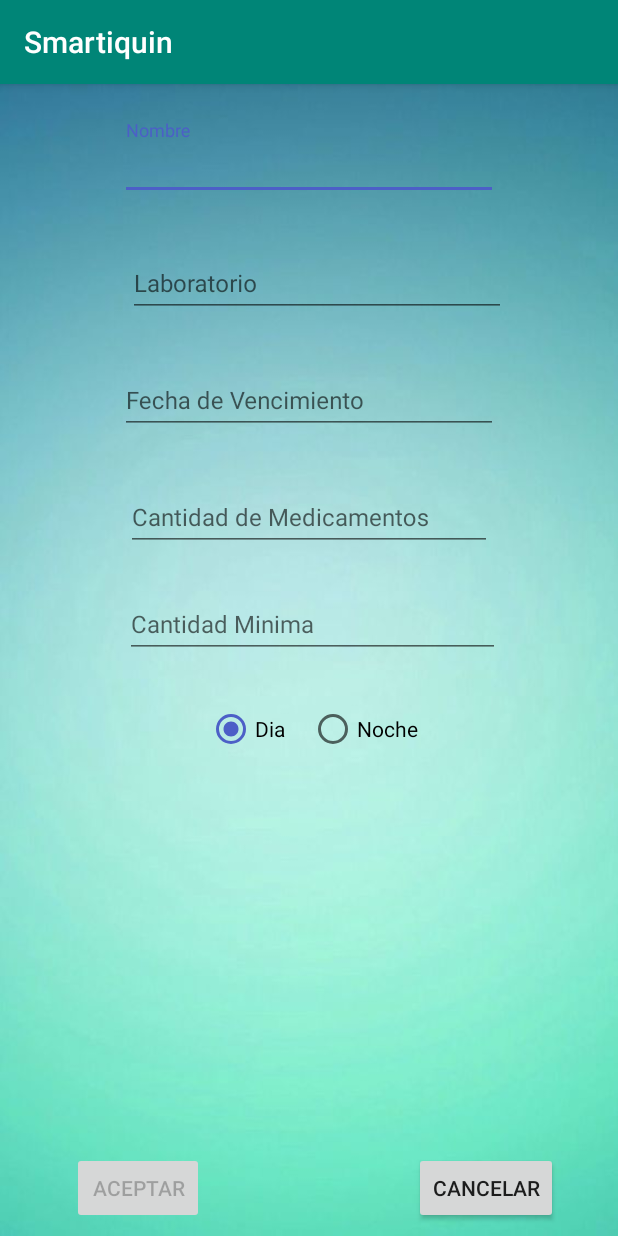
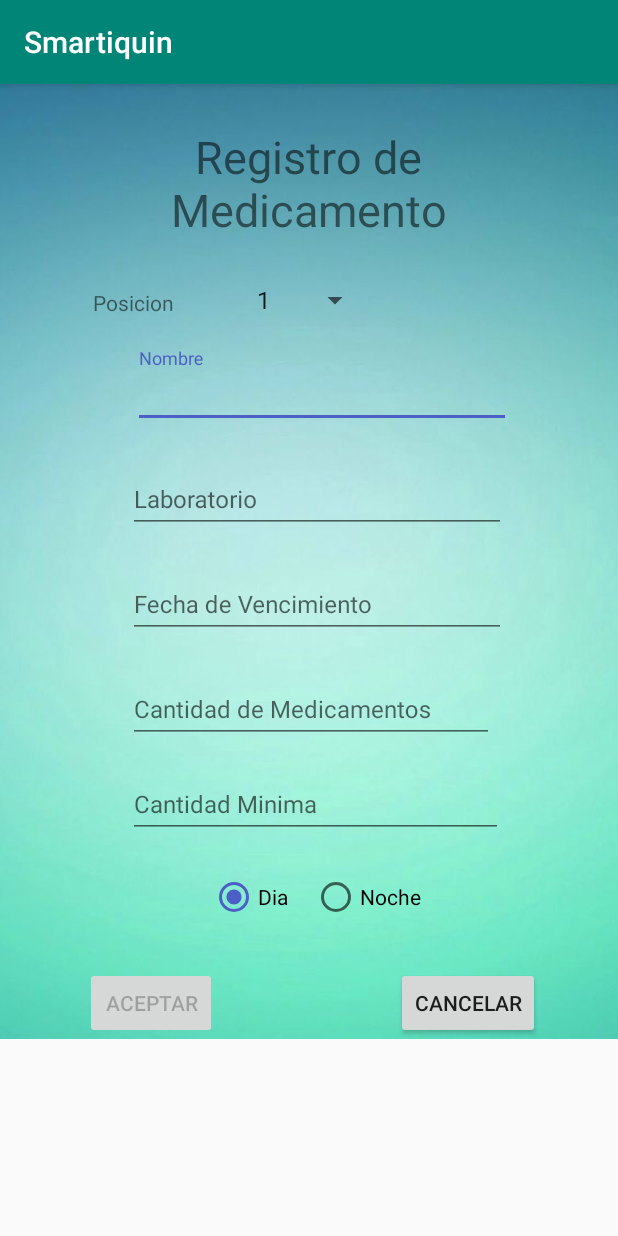
Before and after one commit to giyo08/smartiquin, an Android app: the RegisterActivity screen opened directly, with no data from a screen before it, after a tap on "AGREGAR MEDICAMENTO", on a phone screen of 412 x 824 dp. Run offline under Robolectric (Android 15) with nearby library versions, the phone set to English and light mode, and no system bars.

Commit message:
Agrego list para elegir switch
Ahora se puede elegir el switch desde el formulario de cargar medicamentos

```diff
--- a/Android/Smartiquin/app/src/main/java/com/example/smartiquin/FormActivity.java
+++ b/Android/Smartiquin/app/src/main/java/com/example/smartiquin/FormActivity.java
@@ -8,10 +8,16 @@ import android.os.Bundle;
 import android.text.Editable;
 import android.text.TextWatcher;
 import android.view.View;
+import android.widget.AdapterView;
+import android.widget.ArrayAdapter;
 import android.widget.Button;
 import android.widget.RadioButton;
 import android.widget.RadioGroup;
+import android.widget.Spinner;
+import android.widget.TextView;
 import android.widget.Toast;
+
+import java.util.ArrayList;
 import java.util.regex.Pattern;
 
 public class FormActivity extends AppCompatActivity {
@@ -23,6 +29,8 @@ public class FormActivity extends AppCompatActivity {
     private TextInputLayout tilMedInic;
     private TextInputLayout tilAlertaMed;
 
+    private TextView tvPosicion;
+
     private TextInputEditText etNombreMed;
     private TextInputEditText etLabMed;
     private TextInputEditText etVencMed;
@@ -31,9 +39,12 @@ public class FormActivity extends AppCompatActivity {
     private RadioGroup rgBotones;
     private Button btnAceptar;
     private Button btnCancelar;
+    private Spinner spinner;
 
     // Variables para los inputs y control de info ingresada
     private int pos = 0;
+
+    private int posSwitch;
     private String nombreMed;
     private String labMed;
     private String vencMed;
@@ -67,6 +78,15 @@ public class FormActivity extends AppCompatActivity {
 
         rgBotones = findViewById(R.id.radioGroupBotones);
 
+        tvPosicion = findViewById(R.id.textViewPosicion);
+
+        spinner = findViewById(R.id.spinner);
+        ArrayAdapter<CharSequence> adapter = ArrayAdapter.createFromResource(this, R.array.switch_array, android.R.layout.simple_spinner_item);
+
+        adapter.setDropDownViewResource(android.R.layout.simple_spinner_dropdown_item);
+
+        spinner.setAdapter(adapter);
+
         btnAceptar = findViewById(R.id.buttonAceptar);
         btnCancelar = findViewById(R.id.buttonCancelar);
 
@@ -91,10 +111,18 @@ public class FormActivity extends AppCompatActivity {
             }
         });
 
-        // Seteo el listener para el botón Aceptar
-        btnAceptar.setOnClickListener(new View.OnClickListener() {
+        // Seteo listeners
+        btnAceptar.setOnClickListener(btnAceptarListener);
+        btnCancelar.setOnClickListener(btnCancelarListener);
+        spinner.setOnItemSelectedListener(spinnerListener);
+
+    }///FIN DE ONCREATE
+
+
+    ///Implementacion de los listeners
+    View.OnClickListener btnAceptarListener = new View.OnClickListener() {
         @Override
-            public void onClick(View view) {
+        public void onClick(View v) {
             if(validarDatos()){
                 mostrarMensaje("Medicamento registrado");
                 intent.putExtra("medicamento",cadenaAEnviar);
@@ -103,17 +131,28 @@ public class FormActivity extends AppCompatActivity {
             }else
                 mostrarMensaje("Campos invalidos");
         }
-        });
+    };
 
-        btnCancelar.setOnClickListener(new View.OnClickListener() {
+    View.OnClickListener btnCancelarListener = new View.OnClickListener() {
         @Override
         public void onClick(View v) {
             Intent nuevaVentana = new Intent(FormActivity.this, RegisterActivity.class);
             startActivity(nuevaVentana);
             finish();
         }
-        });
+    };
+
+    AdapterView.OnItemSelectedListener spinnerListener = new AdapterView.OnItemSelectedListener() {
+        @Override
+        public void onItemSelected(AdapterView<?> parent, View view, int position, long id) {
+            posSwitch = position+1;
         }
+
+        @Override
+        public void onNothingSelected(AdapterView<?> parent) {
+
+        }
+    };
 
     private TextWatcher camposCompletosTextWatcher = new TextWatcher() {
         @Override
@@ -151,20 +190,44 @@ public class FormActivity extends AppCompatActivity {
     private boolean validarDatos() {
         //selBoton = rgBotones
 
+        boolean ps = switchValido();
         boolean n = nombreValido(nombreMed, tilNombreMed);
         boolean l = nombreValido(labMed, tilLabMed);
         boolean f = fechaValida(vencMed, tilVencMed);
         boolean cp = cantPastillasValidas(inicMed,tilMedInic);
         boolean cl = cantPastillasValidas(alarmaMed,tilAlertaMed);
 
-        if(n && l && f && cp && cl) {
+        if(n && l && f && cp && cl && ps) {
             ///Si esta tod0 OK , armo una cadena para pasar los datos a la activity que tiene la lista de registros
-            cadenaAEnviar = nombreMed+"#"+labMed+"#"+vencMed+"#"+inicMed+"#"+alarmaMed;
+            cadenaAEnviar = posSwitch+"#"+nombreMed+"#"+labMed+"#"+vencMed+"#"+inicMed+"#"+alarmaMed;
 
             return true;
         }
 
         return false;
+    }
+
+    private boolean switchValido(){
+
+        MedicamentosDBHelper db = new MedicamentosDBHelper(getApplicationContext());
+
+        ArrayList<String> ids;
+
+        ids = db.getIDs();
+
+        db.close();
+
+        if(ids.size() == 0)
+            return true;
+        else
+            for(String s : ids)
+                if(Integer.parseInt(s) == posSwitch){
+                    tvPosicion.setError("Switch ya utilizado");
+                    return false;
+                }
+
+
+        return true;
     }
 
     private boolean nombreValido(String nombre, TextInputLayout campo) {
@@ -220,10 +283,4 @@ public class FormActivity extends AppCompatActivity {
         Toast.makeText(this,mensaje,Toast.LENGTH_SHORT).show();
     }
 
-    public void algo(){
-
-
 }
-
-
-}
--- a/Android/Smartiquin/app/src/main/java/com/example/smartiquin/RegisterActivity.java
+++ b/Android/Smartiquin/app/src/main/java/com/example/smartiquin/RegisterActivity.java
@@ -22,14 +22,12 @@ public class RegisterActivity extends AppCompatActivity {
     private ListView lviewMeds;
 
     // Arrays para almacenar los medicamentos que se ingresen
-    private ArrayAdapter<String> adaptador;
     private ArrayList<String> lista;
 
    //base de datos
     private MedicamentosDBHelper db;
 
     private String idSeleccionado;
-
 
     @Override
     protected void onCreate(Bundle savedInstanceState) {
@@ -45,7 +43,9 @@ public class RegisterActivity extends AppCompatActivity {
         lviewMeds = findViewById(R.id.listviewMeds);
         btnAgregar = findViewById(R.id.buttonAdd);
         btnEliminar = findViewById(R.id.buttonEliminar);
+
         btnEliminar.setEnabled(false);
+        btnEliminar.setVisibility(View.INVISIBLE);
 
         ///Cargo la lista desde la db
         cargarListMedicamentos();
@@ -73,7 +73,7 @@ public class RegisterActivity extends AppCompatActivity {
             String [] cadena = cadenaMedicamento.split("#");
 
             ///Agreggo el medicamento a la bd
-            db.saveMedicamento(new Medicamento(lista.size()+1,cadena[0],cadena[1],cadena[2],cadena[3],cadena[4]));
+            db.saveMedicamento(new Medicamento(Integer.parseInt(cadena[0]),cadena[1],cadena[2],cadena[3],cadena[4],cadena[5]));
 
             ///cargo la lista
             cargarListMedicamentos();
@@ -94,6 +94,8 @@ public class RegisterActivity extends AppCompatActivity {
         @Override
         public void onItemClick(AdapterView<?> parent, View view, int position, long id) {
 
+            if(lista.get(position) != "<Vacio>"){
+
                 String[] datos = db.getMedicamento(position+1);
 
                 String mensaje = "Nro switch: "+datos[0]+'\n'
@@ -104,13 +106,15 @@ public class RegisterActivity extends AppCompatActivity {
 
                 btnEliminar.setText("Eliminar "+datos[1]);
                 idSeleccionado = position+1+"";
+
                 btnEliminar.setEnabled(true);
+                btnEliminar.setVisibility(View.VISIBLE);
 
                 AlertDialog.Builder builder = new AlertDialog.Builder(RegisterActivity.this);
                 builder.setTitle("Información");
                 builder.setMessage(mensaje);
                 builder.create().show();
-
+            }
         }
     };
 
@@ -118,7 +122,7 @@ public class RegisterActivity extends AppCompatActivity {
     View.OnClickListener btnAgregarListener = new View.OnClickListener() {
         @Override
         public void onClick(View v) {
-            if(lista.size() < 3){
+            if(comprobarCantRegistros() < 3){
                 Intent nuevaVentana = new Intent(RegisterActivity.this, FormActivity.class);
                 startActivity(nuevaVentana);
                 finish();
@@ -136,7 +140,7 @@ public class RegisterActivity extends AppCompatActivity {
 
             idSeleccionado=null;
             btnEliminar.setEnabled(false);
-
+            btnEliminar.setVisibility(View.INVISIBLE);
         }
     };
 
@@ -147,9 +151,21 @@ public class RegisterActivity extends AppCompatActivity {
     public void cargarListMedicamentos(){
 
         lista = db.cargarLista();
-        adaptador = new ArrayAdapter<>(this,android.R.layout.simple_list_item_1,lista);
+        ArrayAdapter<String> adaptador = new ArrayAdapter<>(this,android.R.layout.simple_list_item_1,lista);
         lviewMeds.setAdapter(adaptador);
 
     }
 
+    ///Ve cuantos medicamentos hay registrados
+    public int comprobarCantRegistros(){
+
+        int cantidad=0;
+
+        for(String s : lista)
+            if(s != "<Vacio>")
+                cantidad++;
+
+        return cantidad;
     }
+
+}
--- a/Android/Smartiquin/app/src/main/res/layout/activity_form.xml
+++ b/Android/Smartiquin/app/src/main/res/layout/activity_form.xml
@@ -1,14 +1,12 @@
 <?xml version="1.0" encoding="utf-8"?>
 
-<!--<ScrollView xmlns:android="http://schemas.android.com/apk/res/android"
+<ScrollView xmlns:android="http://schemas.android.com/apk/res/android"
     xmlns:app="http://schemas.android.com/apk/res-auto"
     xmlns:tools="http://schemas.android.com/tools"
     android:layout_width="match_parent"
-    android:layout_height="match_parent" >-->
+    android:layout_height="match_parent" >
 
-<android.support.constraint.ConstraintLayout xmlns:android="http://schemas.android.com/apk/res/android"
-    xmlns:app="http://schemas.android.com/apk/res-auto"
-    xmlns:tools="http://schemas.android.com/tools"
+<android.support.constraint.ConstraintLayout
     android:layout_width="match_parent"
     android:layout_height="match_parent"
     android:background="@drawable/background"
@@ -19,10 +17,11 @@
         android:layout_width="252dp"
         android:layout_height="70dp"
         android:layout_marginStart="8dp"
-        android:layout_marginTop="24dp"
+        android:layout_marginTop="176dp"
         android:layout_marginEnd="8dp"
         app:errorEnabled="true"
         app:layout_constraintEnd_toEndOf="parent"
+        app:layout_constraintHorizontal_bias="0.559"
         app:layout_constraintStart_toStartOf="parent"
         app:layout_constraintTop_toTopOf="parent">
 
@@ -41,7 +40,6 @@
         android:layout_width="252dp"
         android:layout_height="70dp"
         android:layout_marginStart="8dp"
-        android:layout_marginTop="8dp"
         android:layout_marginEnd="8dp"
         app:errorEnabled="true"
         app:layout_constraintEnd_toEndOf="parent"
@@ -63,10 +61,10 @@
         android:layout_width="252dp"
         android:layout_height="70dp"
         android:layout_marginStart="8dp"
-        android:layout_marginTop="8dp"
         android:layout_marginEnd="8dp"
         app:errorEnabled="true"
         app:layout_constraintEnd_toEndOf="parent"
+        app:layout_constraintHorizontal_bias="0.538"
         app:layout_constraintStart_toStartOf="parent"
         app:layout_constraintTop_toBottomOf="@+id/textInputLaboratorio">
 
@@ -85,10 +83,10 @@
         android:layout_width="244dp"
         android:layout_height="63dp"
         android:layout_marginStart="8dp"
-        android:layout_marginTop="8dp"
         android:layout_marginEnd="8dp"
         app:errorEnabled="true"
         app:layout_constraintEnd_toEndOf="parent"
+        app:layout_constraintHorizontal_bias="0.509"
         app:layout_constraintStart_toStartOf="parent"
         app:layout_constraintTop_toBottomOf="@+id/textInputVencimiento">
 
@@ -106,11 +104,10 @@
         android:layout_width="250dp"
         android:layout_height="70dp"
         android:layout_marginStart="8dp"
-        android:layout_marginTop="8dp"
         android:layout_marginEnd="8dp"
         app:errorEnabled="true"
         app:layout_constraintEnd_toEndOf="parent"
-        app:layout_constraintHorizontal_bias="0.518"
+        app:layout_constraintHorizontal_bias="0.531"
         app:layout_constraintStart_toStartOf="parent"
         app:layout_constraintTop_toBottomOf="@+id/textInputCantMed">
 
@@ -128,12 +125,11 @@
         android:layout_width="250dp"
         android:layout_height="45dp"
         android:layout_marginStart="8dp"
-        android:layout_marginTop="8dp"
         android:layout_marginEnd="8dp"
         android:gravity="center"
         android:orientation="horizontal"
         app:layout_constraintEnd_toEndOf="parent"
-        app:layout_constraintHorizontal_bias="0.518"
+        app:layout_constraintHorizontal_bias="0.531"
         app:layout_constraintStart_toStartOf="parent"
         app:layout_constraintTop_toBottomOf="@+id/textInputAlertaMed">
 
@@ -159,24 +155,64 @@
         android:id="@+id/buttonAceptar"
         android:layout_width="wrap_content"
         android:layout_height="wrap_content"
-        android:layout_marginStart="48dp"
-        android:layout_marginBottom="8dp"
+        android:layout_marginStart="52dp"
+        android:layout_marginTop="24dp"
+        android:layout_marginEnd="8dp"
         android:enabled="false"
         android:text="@string/btnAceptar"
-        app:layout_constraintBottom_toBottomOf="parent"
-        app:layout_constraintStart_toStartOf="parent" />
+        app:layout_constraintEnd_toStartOf="@+id/buttonCancelar"
+        app:layout_constraintHorizontal_bias="0.042"
+        app:layout_constraintStart_toStartOf="parent"
+        app:layout_constraintTop_toBottomOf="@+id/radioGroupBotones" />
 
     <Button
         android:id="@+id/buttonCancelar"
         android:layout_width="wrap_content"
         android:layout_height="wrap_content"
-        android:layout_marginEnd="40dp"
-        android:layout_marginBottom="8dp"
+        android:layout_marginTop="24dp"
+        android:layout_marginEnd="52dp"
         android:text="@string/btnCancelar"
-        app:layout_constraintBottom_toBottomOf="parent"
-        app:layout_constraintEnd_toEndOf="parent" />
+        app:layout_constraintEnd_toEndOf="parent"
+        app:layout_constraintTop_toBottomOf="@+id/radioGroupBotones" />
+
+    <TextView
+        android:id="@+id/textViewPosicion"
+        android:layout_width="89dp"
+        android:layout_height="34dp"
+        android:layout_marginStart="44dp"
+        android:layout_marginTop="136dp"
+        android:text="@string/textViewSwitch"
+        android:textAlignment="center"
+        app:layout_constraintStart_toStartOf="parent"
+        app:layout_constraintTop_toTopOf="parent" />
+
+    <Spinner
+        android:id="@+id/spinner"
+        android:layout_width="84dp"
+        android:layout_height="32dp"
+        android:layout_marginStart="8dp"
+        android:layout_marginTop="128dp"
+        android:layout_marginEnd="132dp"
+        app:layout_constraintEnd_toEndOf="parent"
+        app:layout_constraintHorizontal_bias="0.407"
+        app:layout_constraintStart_toEndOf="@+id/textViewPosicion"
+        app:layout_constraintTop_toTopOf="parent" />
+
+    <TextView
+        android:id="@+id/textView2"
+        android:layout_width="234dp"
+        android:layout_height="78dp"
+        android:layout_marginStart="8dp"
+        android:layout_marginTop="28dp"
+        android:layout_marginEnd="8dp"
+        android:text="@string/textViewRegistro"
+        android:textAlignment="center"
+        android:textSize="30sp"
+        app:layout_constraintEnd_toEndOf="parent"
+        app:layout_constraintHorizontal_bias="0.496"
+        app:layout_constraintStart_toStartOf="parent"
+        app:layout_constraintTop_toTopOf="parent" />
 
 </android.support.constraint.ConstraintLayout>
 
-<!--
-</ScrollView>-->
+</ScrollView>
--- a/Android/Smartiquin/app/src/main/res/values/strings.xml
+++ b/Android/Smartiquin/app/src/main/res/values/strings.xml
@@ -16,4 +16,12 @@
     <string name="btnCancelar">Cancelar</string>
     <string name="btnAgregarPastillas">Ingresar Pastillas</string>
     <string name="btnEliminar">Eliminar Medicamento</string>
+    <string name="textViewSwitch">Posicion</string>
+    <string name="textViewRegistro">Registro de Medicamento</string>
+
+    <string-array name="switch_array">
+        <item>1</item>
+        <item>2</item>
+        <item>3</item>
+    </string-array>
 </resources>
```
Also changed, not shown: Android/Smartiquin/app/src/main/java/com/example/smartiquin/Medicamento.java (+0 -14 lines), Android/Smartiquin/app/src/main/java/com/example/smartiquin/MedicamentosDBHelper.java (+26 -1 lines), Android/Smartiquin/app/src/main/res/layout/activity_register.xml (+5 -5 lines). Lines whose indentation alone changed are shown as unchanged.
